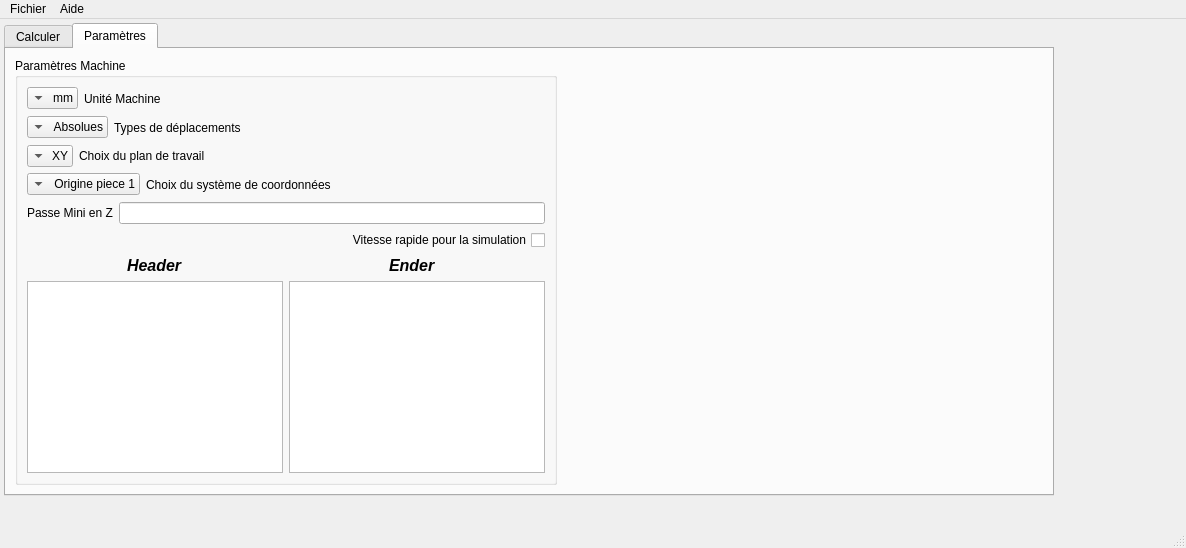
Before: the Qt Designer form Form1.ui in turkishviking/PostPro-Charlie-Bill, drawn with Qt 5.
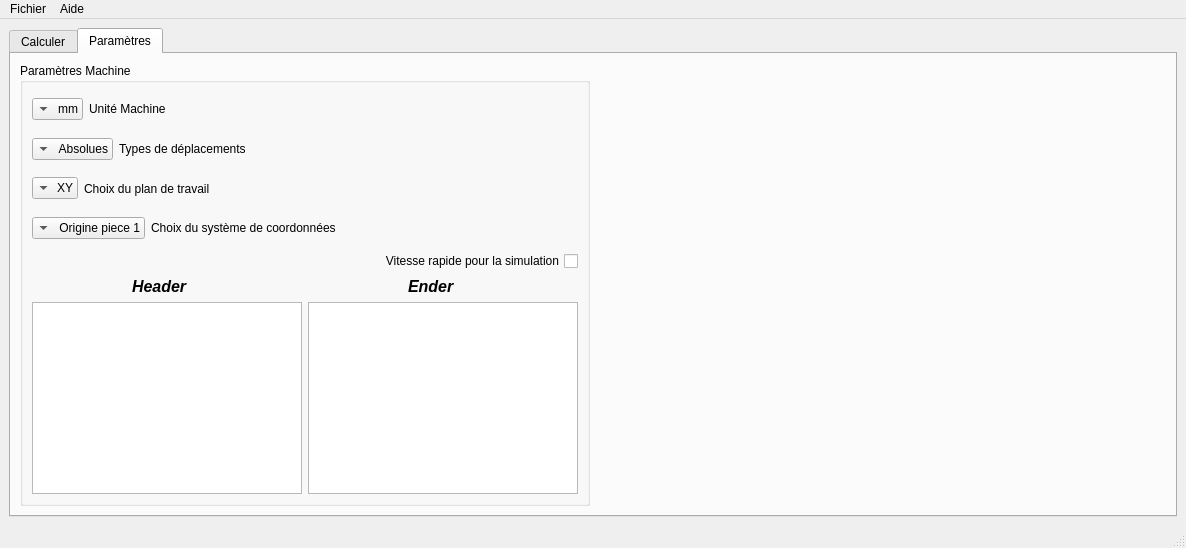
After: the same form once the commit is applied. The open tabs and pages were chosen to show the change. Icons and pictures are not drawn. Custom widgets are drawn as their Qt base class.

Patch:
```diff
--- a/Form1.ui
+++ b/Form1.ui
@@ -30,15 +30,9 @@
    <bool>true</bool>
   </property>
   <widget class="QWidget" name="centralwidget">
+   <layout class="QVBoxLayout" name="verticalLayout_7">
+    <item>
    <widget class="QTabWidget" name="tabWidget">
-    <property name="geometry">
-     <rect>
-      <x>4</x>
-      <y>4</y>
-      <width>1050</width>
-      <height>473</height>
-     </rect>
-    </property>
     <property name="sizePolicy">
      <sizepolicy hsizetype="Expanding" vsizetype="Expanding">
       <horstretch>0</horstretch>
@@ -691,18 +685,7 @@
           </layout>
          </item>
          <item>
-          <layout class="QHBoxLayout" name="horizontalLayout">
-           <item>
-            <widget class="QLabel" name="label_7">
-             <property name="text">
-              <string>Passe Mini en Z</string>
-             </property>
-            </widget>
-           </item>
-           <item>
-            <widget class="QLineEdit" name="lineEdit"/>
-           </item>
-          </layout>
+            <layout class="QHBoxLayout" name="horizontalLayout"/>
          </item>
          <item>
           <widget class="QCheckBox" name="checkBox">
@@ -810,6 +793,8 @@
      </layout>
     </widget>
    </widget>
+    </item>
+   </layout>
   </widget>
   <widget class="QMenuBar" name="menubar">
    <property name="geometry">
```
Left out of the diff: 6 changed lines with no effect on the pictures. Lines whose indentation alone changed are shown as unchanged.
